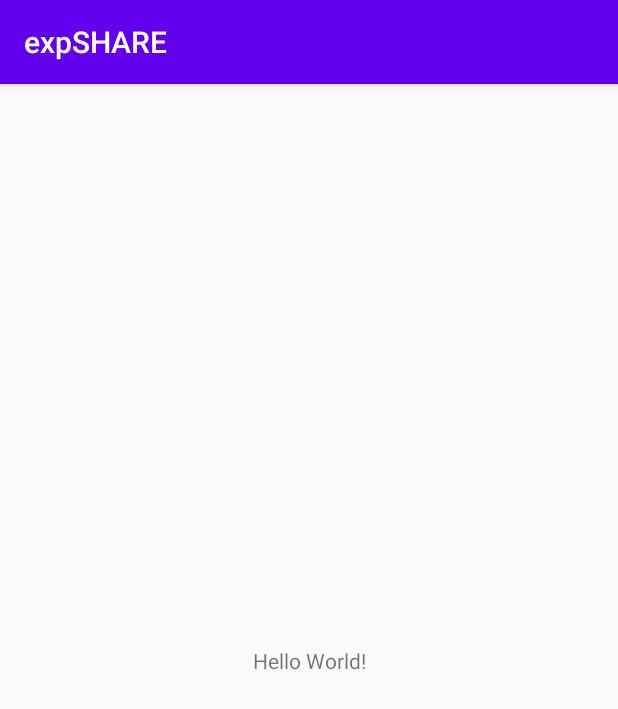
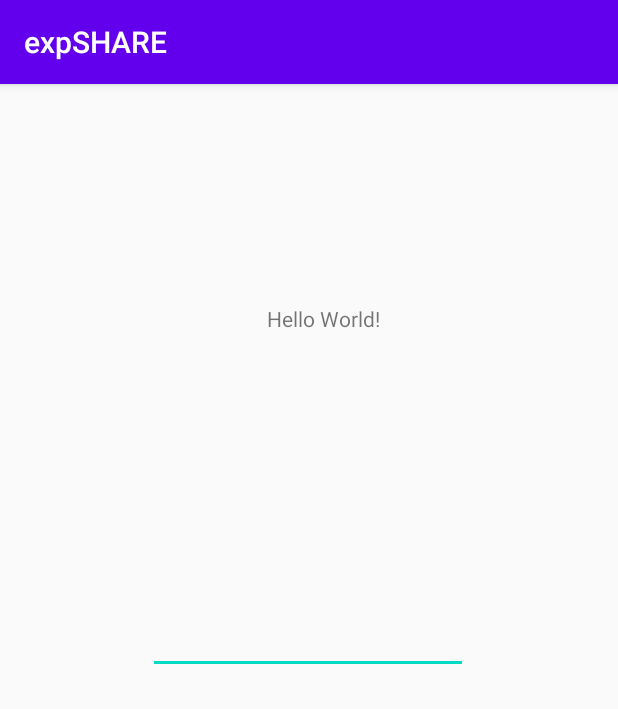
Before and after one commit to Sweptile/expSHARE, an Android app: the screen it shows after launch (MainActivity), on a phone screen of 412 x 824 dp. Shown: the top 709 px of the screen. Run offline under Robolectric (Android 15) with nearby library versions, the phone set to English and light mode, and no system bars.

```diff
--- a/app/src/main/AndroidManifest.xml
+++ b/app/src/main/AndroidManifest.xml
@@ -9,6 +9,7 @@
         android:roundIcon="@mipmap/ic_launcher_round"
         android:supportsRtl="true"
         android:theme="@style/AppTheme">
+        <activity android:name=".Activity_Sweptile"></activity>
         <activity android:name=".MainActivity">
             <intent-filter>
                 <action android:name="android.intent.action.MAIN" />
--- a/app/src/main/res/layout/activity_main.xml
+++ b/app/src/main/res/layout/activity_main.xml
@@ -7,12 +7,29 @@
     tools:context=".MainActivity">
 
     <TextView
+        android:id="@+id/textView"
         android:layout_width="wrap_content"
         android:layout_height="wrap_content"
         android:text="Hello World!"
         app:layout_constraintBottom_toBottomOf="parent"
+        app:layout_constraintHorizontal_bias="0.528"
         app:layout_constraintLeft_toLeftOf="parent"
         app:layout_constraintRight_toRightOf="parent"
-        app:layout_constraintTop_toTopOf="parent" />
+        app:layout_constraintTop_toTopOf="parent"
+        app:layout_constraintVertical_bias="0.196" />
+
+    <EditText
+        android:id="@+id/editTextTextPassword"
+        android:layout_width="wrap_content"
+        android:layout_height="45dp"
+        android:ems="10"
+        android:inputType="textPassword"
+        app:layout_constraintBottom_toBottomOf="parent"
+        app:layout_constraintHorizontal_bias="0.497"
+        app:layout_constraintLeft_toLeftOf="parent"
+        app:layout_constraintRight_toRightOf="parent"
+
+        app:layout_constraintTop_toBottomOf="@+id/textView"
+        app:layout_constraintVertical_bias="0.327" />
 
 </androidx.constraintlayout.widget.ConstraintLayout>
```
Also changed, not shown: app/src/main/java/com/example/expshare/Activity_Sweptile.kt (added, +11 -0 lines), app/src/main/res/layout/activity__sweptile.xml (added, +9 -0 lines).
